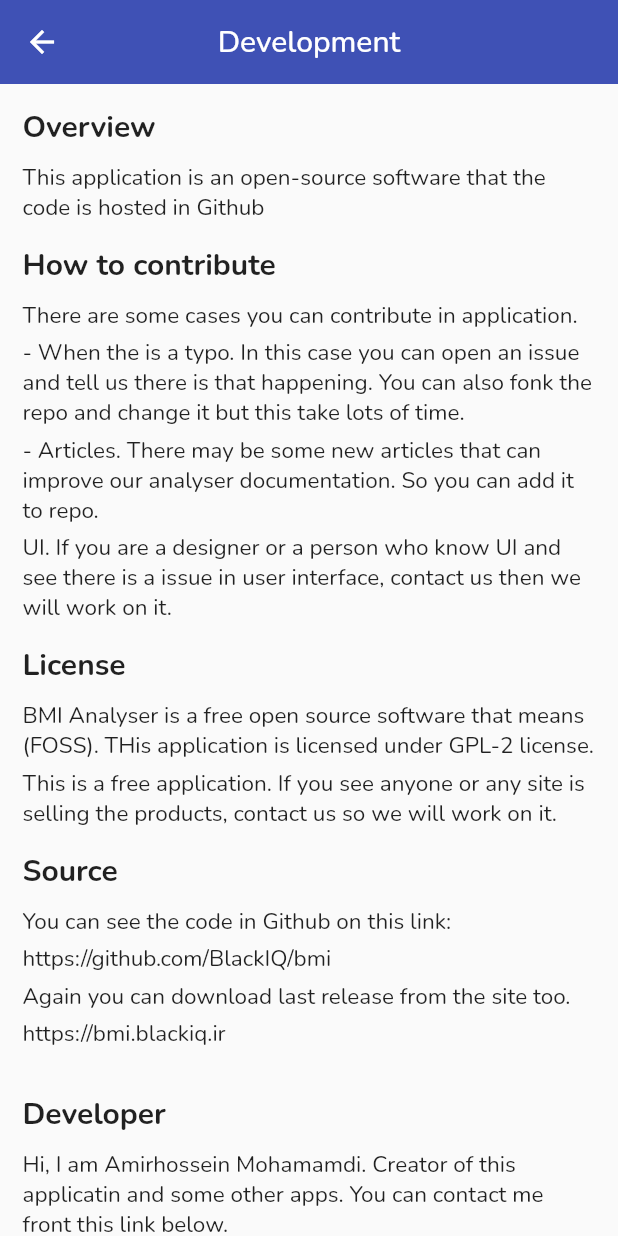
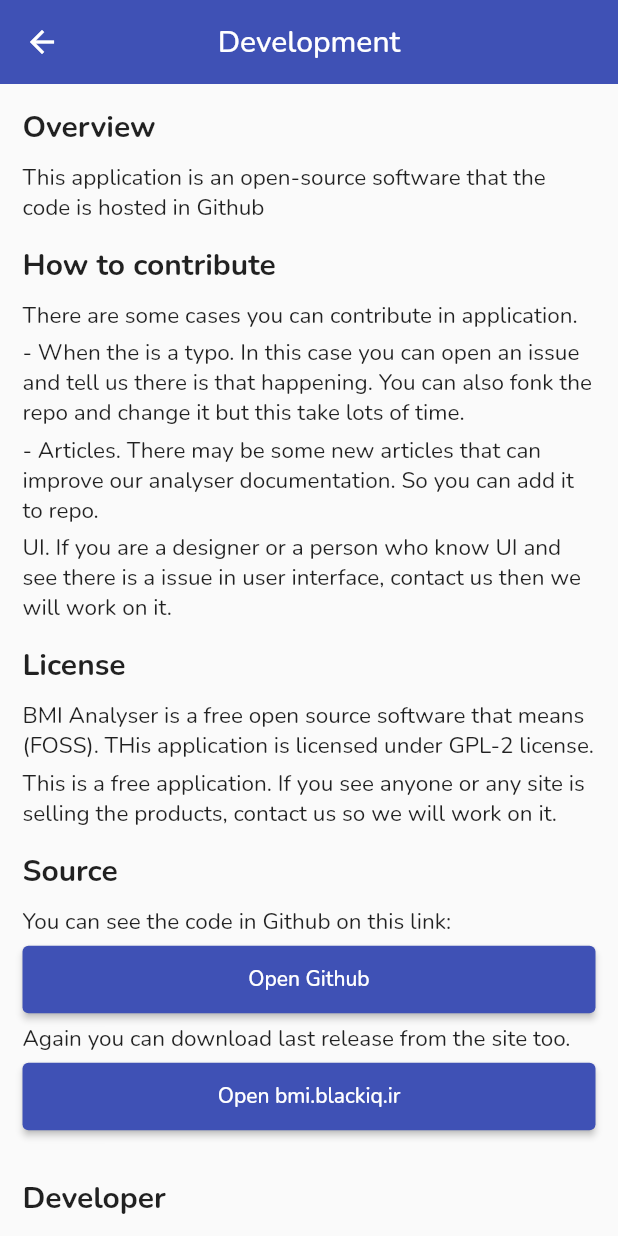
Before and after one commit to BlackIQ/bmi, a Flutter app: the screen it shows after launch, in the side drawer, after a tap on "Development", on a phone screen of 412 x 824 dp. Run offline on Flutter 3.47's test engine with Material 2 defaults, Android fonts, the phone set to English and light mode, and no system bars; our stand-ins replace google_fonts.

Commit message:
Some new buttons

```diff
--- a/lib/app/pages/about_development.dart
+++ b/lib/app/pages/about_development.dart
@@ -76,16 +76,22 @@ class Development extends StatelessWidget {
               text: 'You can see the code in Github on this link:',
             ),
             SizedBox(height: 5),
-            ParagraphText(
-              text: 'https://github.com/BlackIQ/bmi',
+            BmiSubmitButton(
+              submit: () async {
+                await launch('https://github.com/BlackIQ/bmi');
+              },
+              text: 'Open Github',
             ),
             SizedBox(height: 5),
             ParagraphText(
               text: 'Again you can download last release from the site too.',
             ),
             SizedBox(height: 5),
-            ParagraphText(
-              text: 'https://bmi.blackiq.ir',
+            BmiSubmitButton(
+              submit: () async {
+                await launch('https://bmi.blackiq.ir');
+              },
+              text: 'Open bmi.blackiq.ir',
             ),
             SizedBox(height: 15),
             SizedBox(height: 15),
```
